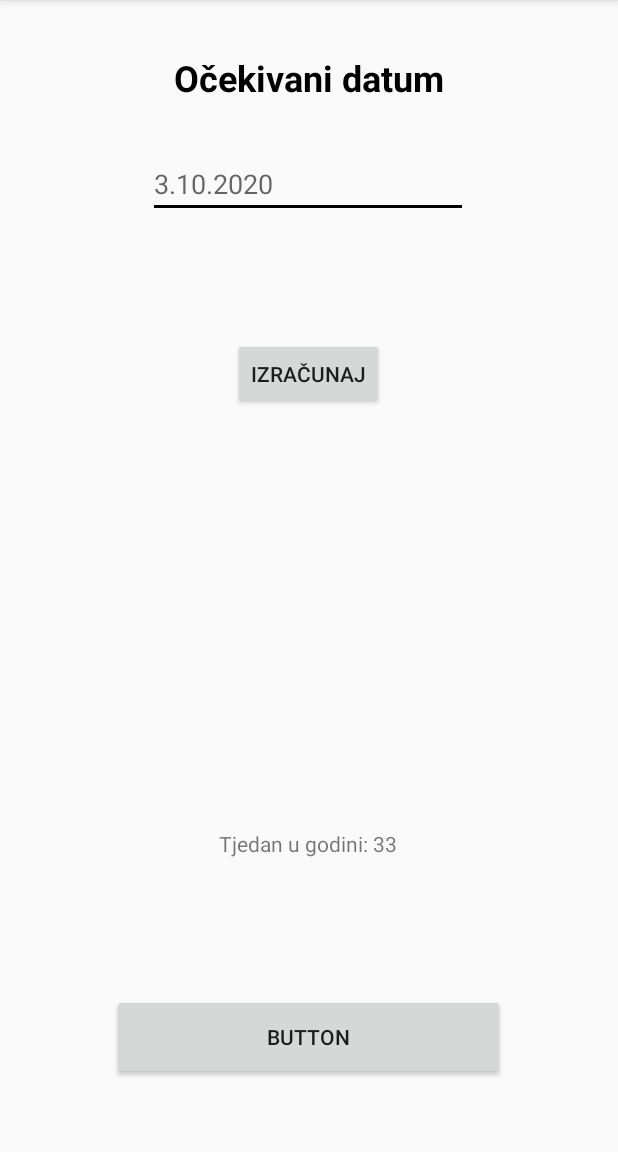
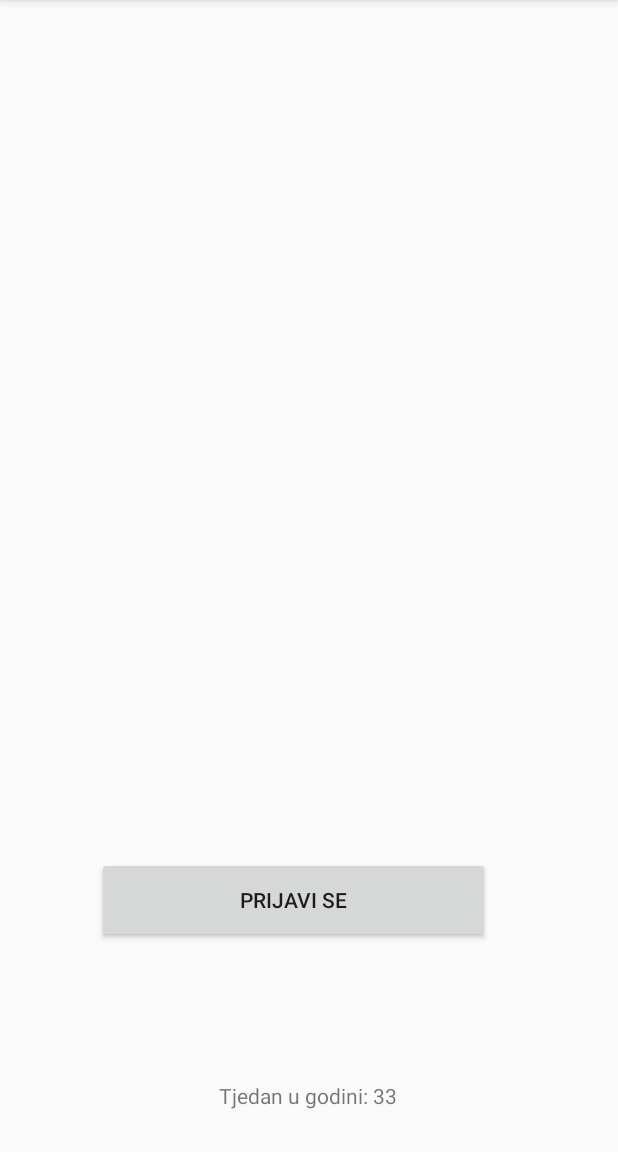
Before and after one commit to StVu1991/raficapiapp, an Android app: the screen it shows after launch (MainActivity), on a phone screen of 412 x 824 dp, the part 84-1236 px from its top. Run offline under Robolectric (Android 15) with nearby library versions, the phone set to English and light mode, and no system bars.

Commit message:
[v0.0.0.4] Rearrange & clear
- mainactivity cleared
- code garbage deleted

```diff
--- a/app/src/main/java/com/example/raficapi/MainActivity.java
+++ b/app/src/main/java/com/example/raficapi/MainActivity.java
@@ -7,51 +7,27 @@ import android.widget.Button;
 import android.widget.TextView;
 import android.view.View;
 import android.content.Intent;
+import java.util.Calendar;
 
-
-import java.time.format.FormatStyle;
-import java.util.Calendar;
-import java.time.LocalDate;
-import java.time.format.DateTimeFormatter;
-import java.time.temporal.ChronoUnit;
 
 public class MainActivity extends AppCompatActivity {
 
-    EditText etExpectedDate;
-    TextView tvCurrentMonth, tvText1, tvText2, tvText4;
+    TextView  tvText4;
 
     @Override
     protected void onCreate(Bundle savedInstanceState) {
         super.onCreate(savedInstanceState);
         setContentView(R.layout.activity_main);
-        etExpectedDate = (EditText) findViewById(R.id.etExpectedDate);
-        tvText1 = (TextView) findViewById(R.id.tvText1);
-        tvText2 = (TextView) findViewById(R.id.tvText2);
-        tvText4 = (TextView) findViewById(R.id.tvText4);
-        tvCurrentMonth = (TextView) findViewById(R.id.tvCurrentMonth);
-
 
         Calendar calendar = Calendar.getInstance();
         int weekInYear = calendar.get(Calendar.WEEK_OF_YEAR);
+
+        tvText4 = (TextView) findViewById(R.id.tvText4);
         tvText4.setText("Tjedan u godini: " + weekInYear);
     }
 
     public void buCalculate (View view){
         //int DOB = Integer.parseInt(etExpectedDate.getText().toString());
-
-        LocalDate todayDate = LocalDate.now();
-        String dateAfterString = "2020-10-03";
-
-        //Parsing the date
-        LocalDate dateBefore = LocalDate.parse(todayDate.toString());
-        LocalDate dateAfter = LocalDate.parse(dateAfterString);
-
-        //calculating number of days in between
-        long noOfDaysBetween = ChronoUnit.DAYS.between(dateBefore, dateAfter);
-
-        tvText1.setText(" <3   Raficapi<3 dolazi za:");
-        tvCurrentMonth.setText(String.valueOf(noOfDaysBetween) + " dan");
-        tvText2.setText("Što znači da je <3 Mamaka <3 u 8. mjesecu");
     }
 
     public void buLogin(View view) {
--- a/app/src/main/java/com/example/raficapi/SignIn.java
+++ b/app/src/main/java/com/example/raficapi/SignIn.java
@@ -20,11 +20,15 @@ public class SignIn extends AppCompatActivity {
 
     String userName = "mamaka";
     String password = "1";
+    String expectedDate = "2020-10-03";
+    String babyName = "Rafael";
 
     public void buTryLogin(View view) {
         if (userName.equals(etUsername.getText().toString()) && password.equals(etPassword.getText().toString())){
             Intent intent = new Intent(this, UserDashboard.class);
             intent.putExtra("user", userName);
+            intent.putExtra("expdate", expectedDate);
+            intent.putExtra("babyname", babyName);
             startActivity(intent);
         }
     }
--- a/app/src/main/res/layout/activity_main.xml
+++ b/app/src/main/res/layout/activity_main.xml
@@ -6,79 +6,11 @@
     android:layout_height="match_parent"
     tools:context=".MainActivity">
 
-    <EditText
-        android:id="@+id/etExpectedDate"
-        android:layout_width="wrap_content"
-        android:layout_height="wrap_content"
-        android:layout_marginTop="100dp"
-        android:ems="10"
-        android:hint="3.10.2020"
-        android:inputType="number"
-        app:layout_constraintEnd_toEndOf="parent"
-        app:layout_constraintHorizontal_bias="0.497"
-        app:layout_constraintStart_toStartOf="parent"
-        app:layout_constraintTop_toTopOf="parent" />
-
-    <TextView
-        android:id="@+id/textView"
-        android:layout_width="wrap_content"
-        android:layout_height="wrap_content"
-        android:layout_marginBottom="32dp"
-        android:text="Očekivani datum"
-        android:textColor="#000000"
-        android:textSize="24sp"
-        android:textStyle="bold"
-        app:layout_constraintBottom_toTopOf="@+id/etExpectedDate"
-        app:layout_constraintEnd_toEndOf="parent"
-        app:layout_constraintStart_toStartOf="parent" />
-
-    <Button
-        android:id="@+id/button"
-        android:layout_width="wrap_content"
-        android:layout_height="wrap_content"
-        android:layout_marginTop="80dp"
-        android:onClick="buCalculate"
-        android:text="Izračunaj"
-        app:layout_constraintEnd_toEndOf="parent"
-        app:layout_constraintHorizontal_bias="0.498"
-        app:layout_constraintStart_toStartOf="parent"
-        app:layout_constraintTop_toBottomOf="@+id/etExpectedDate" />
-
-    <TextView
-        android:id="@+id/tvCurrentMonth"
-        android:layout_width="wrap_content"
-        android:layout_height="wrap_content"
-        android:layout_marginTop="12dp"
-        android:textSize="24sp"
-        app:layout_constraintEnd_toEndOf="parent"
-        app:layout_constraintStart_toStartOf="parent"
-        app:layout_constraintTop_toBottomOf="@+id/tvText1" />
-
-    <TextView
-        android:id="@+id/tvText1"
-        android:layout_width="wrap_content"
-        android:layout_height="wrap_content"
-        android:layout_marginTop="56dp"
-        app:layout_constraintEnd_toEndOf="parent"
-        app:layout_constraintStart_toStartOf="parent"
-        app:layout_constraintTop_toBottomOf="@+id/button" />
-
-    <TextView
-        android:id="@+id/tvText2"
-        android:layout_width="wrap_content"
-        android:layout_height="wrap_content"
-        android:layout_marginTop="24dp"
-        android:textSize="16sp"
-        app:layout_constraintEnd_toEndOf="parent"
-        app:layout_constraintHorizontal_bias="0.498"
-        app:layout_constraintStart_toStartOf="parent"
-        app:layout_constraintTop_toBottomOf="@+id/tvCurrentMonth" />
-
     <TextView
         android:id="@+id/tvText4"
         android:layout_width="wrap_content"
         android:layout_height="wrap_content"
-        android:layout_marginBottom="196dp"
+        android:layout_marginBottom="28dp"
         android:text="TextView"
         app:layout_constraintBottom_toBottomOf="parent"
         app:layout_constraintEnd_toEndOf="parent"
@@ -89,12 +21,12 @@
         android:id="@+id/button2"
         android:layout_width="262dp"
         android:layout_height="57dp"
-        android:layout_marginBottom="48dp"
+        android:layout_marginBottom="92dp"
         android:onClick="buLogin"
-        android:text="Button"
-        app:layout_constraintBottom_toBottomOf="parent"
+        android:text="Prijavi se"
+        app:layout_constraintBottom_toTopOf="@+id/tvText4"
         app:layout_constraintEnd_toEndOf="parent"
-        app:layout_constraintHorizontal_bias="0.498"
+        app:layout_constraintHorizontal_bias="0.429"
         app:layout_constraintStart_toStartOf="parent" />
 
 </androidx.constraintlayout.widget.ConstraintLayout>
```
Also changed, not shown: app/src/main/java/com/example/raficapi/UserDashboard.java (+37 -0 lines), app/src/main/res/layout/activity_user_dashboard.xml (+46 -0 lines).
